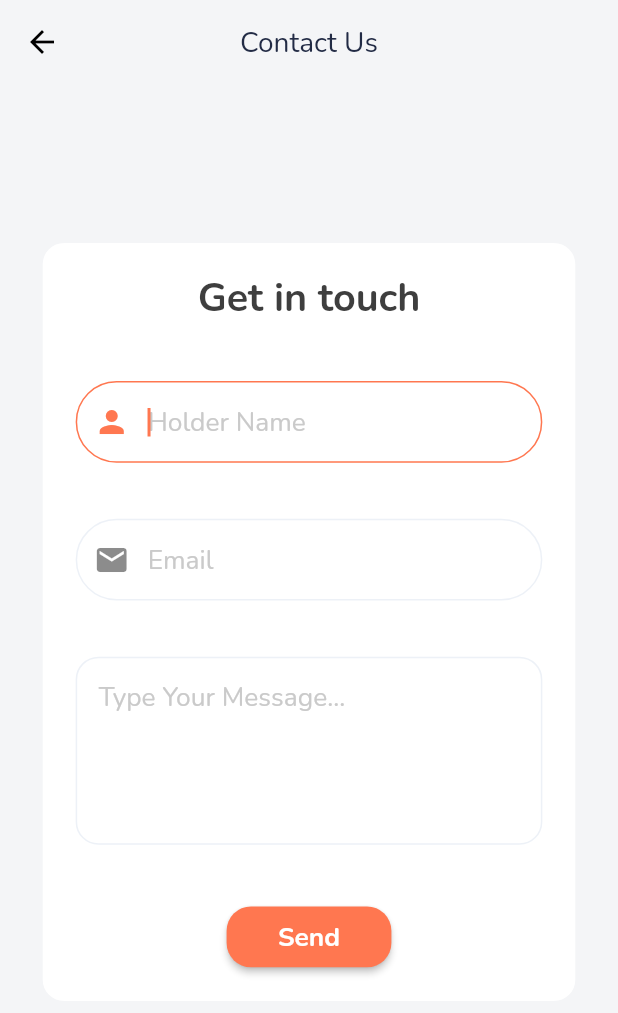
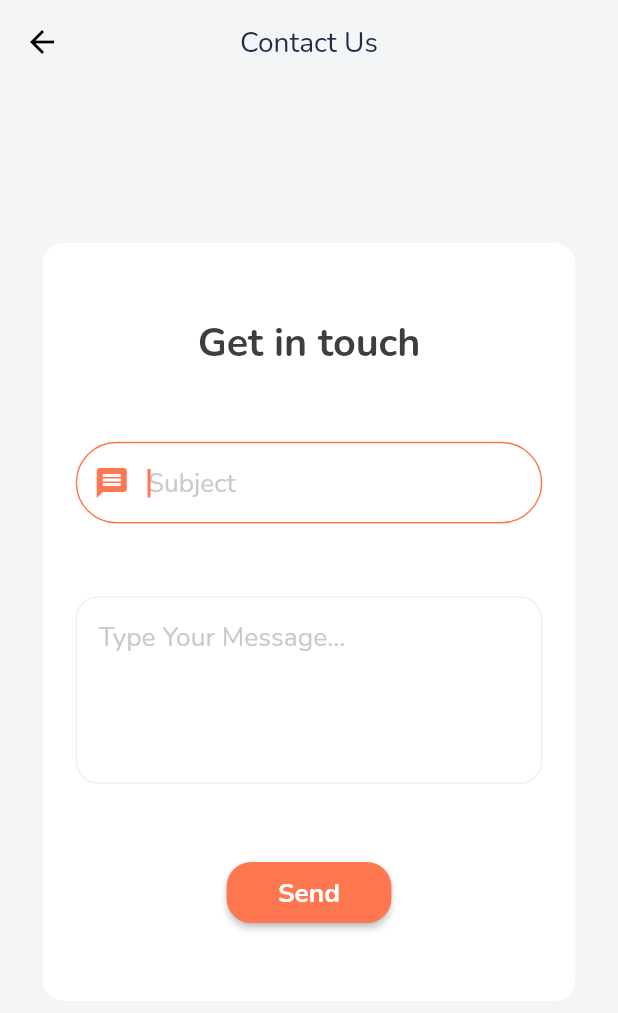
Before and after one commit to sawsanghabayen/app_store_project, a Flutter app: the ContactUsScreen screen opened by its route, on a phone screen of 412 x 824 dp. Shown: the top 1013 px of the screen. Run offline on Flutter 3.47's test engine with Material 2 defaults, Android fonts, the phone set to English and light mode, and no system bars; our stand-ins replace cached_network_image, carousel_slider, flutter_screenutil, flutter_svg, get, google_fonts and 2 more; accounts and stored records are empty; generated files the repository leaves out were written again; network calls fail.

Commit message:
contact commit

```diff
--- a/lib/api/api_settings.dart
+++ b/lib/api/api_settings.dart
@@ -11,5 +11,6 @@ class ApiSettings {
   static const String detailsproducts='${_basedUrl}products';
   static const String order='${_basedUrl}orders';
   static const String addresses='${_basedUrl}addresses';
+  static const String contact='${_basedUrl}contact-requests';
   static const String favoriteproducts='${_basedUrl}favorite-products';
 }
--- /dev/null
+++ b/lib/getx/language_getx_controller.dart
@@ -0,0 +1,24 @@
+import 'package:database_app/prefs/shared_pref_controller.dart';
+import 'package:flutter/material.dart';
+import 'package:get/get.dart';
+
+class LanguageGetxController extends GetxController{
+  String currentLanguage = SharedPrefController().getValueFor<String>(PrefKeys.language.name) ?? 'en';
+  RxString language =''.obs;
+
+
+  static LanguageGetxController get to => Get.find<LanguageGetxController>();
+
+  @override
+  void onInit() {
+    // TODO: implement onInit
+    language.value =currentLanguage;
+    super.onInit();
+  }
+  void changeLanguage(){
+    language.value=language.value =='en'? 'ar':'en';
+    SharedPrefController().changeLanguage(langCode: language.value);
+    update();
+  }
+
+}
--- a/lib/provider/language_provider.dart
+++ /dev/null
@@ -1,11 +0,0 @@
-import 'package:database_app/prefs/shared_pref_controller.dart';
-import 'package:flutter/material.dart';
-
-class LanguageProvider extends ChangeNotifier{
-  String language = SharedPrefController().getValueFor<String>(PrefKeys.language.name) ?? 'en';
-  void changeLanguage(){
-    language=language =='en'? 'ar':'en';
-    SharedPrefController().changeLanguage(langCode: language);
-    notifyListeners();
-  }
-}
--- a/lib/screens/app/contact_us_screen.dart
+++ b/lib/screens/app/contact_us_screen.dart
@@ -1,8 +1,11 @@
 import 'package:database_app/screens/widgets/app_text_field.dart';
+import 'package:database_app/utils/context_extension.dart';
 import 'package:flutter/material.dart';
 import 'package:flutter_screenutil/flutter_screenutil.dart';
 import 'package:google_fonts/google_fonts.dart';
 
+import '../../api/controllers/contact_api_controller.dart';
+import '../../models/process_response.dart';
 import '../../widgets/app_text.dart';
 
 class ContactUsScreen extends StatefulWidget {
@@ -13,22 +16,19 @@ class ContactUsScreen extends StatefulWidget {
 }
 
 class _ContactUsScreenState extends State<ContactUsScreen> {
-  late TextEditingController _nameTextController;
-  late TextEditingController _emailTextController;
+  late TextEditingController _subjectTextController;
   late TextEditingController _messageTextController;
 
   @override
   void initState() {
     super.initState();
-    _nameTextController = TextEditingController();
-    _emailTextController = TextEditingController();
+    _subjectTextController = TextEditingController();
     _messageTextController = TextEditingController();
 
   }
   @override
   void dispose() {
-    _nameTextController.dispose();
-    _emailTextController.dispose();
+    _subjectTextController.dispose();
     _messageTextController.dispose();
 
     super.dispose();
@@ -67,7 +67,7 @@ class _ContactUsScreenState extends State<ContactUsScreen> {
             child: Padding(
               padding:  EdgeInsets.symmetric(horizontal: 20.w),
               child: Column(
-                  mainAxisAlignment: MainAxisAlignment.spaceAround,
+                  mainAxisAlignment: MainAxisAlignment.spaceEvenly,
                   children: [
                 AppText(text: 'Get in touch', fontSize: 24.sp,
                   color: Color(0xFF3E3E3E),
@@ -75,39 +75,13 @@ class _ContactUsScreenState extends State<ContactUsScreen> {
                 // SizedBox(height: 15.h,),
                 TextField(
                   autofocus: true,
-                  controller: _nameTextController,
-                  keyboardType: TextInputType.name,
-                  decoration: InputDecoration(
-                    contentPadding: EdgeInsets.symmetric(
-                        horizontal: 14.w, vertical: 15.h),
-                    prefixIcon: Icon(Icons.person),
-                    hintText: 'Holder Name',
-                    hintStyle: GoogleFonts.nunito(
-                        fontSize: 16.sp,
-                        fontWeight: FontWeight.w400,
-                        color: Color(0xFFCACACA)),
-                    hintMaxLines: 1,
-                    // prefixIcon: Icon(prefixIcon),
-                    // suffixIcon: Icon(Icons.) ,
-                    enabledBorder: OutlineInputBorder(
-                      borderRadius: BorderRadius.circular(50.r),
-                      borderSide: BorderSide(color: Color(0xFFEDF1F7)),
-                    ),
-                    focusedBorder: OutlineInputBorder(
-                      borderRadius: BorderRadius.circular(50.r),
-                      borderSide: BorderSide(color: Color(0xFFFF7750)),
-                    ),
-                  ),
-                ),
-                TextField(
-                  autofocus: true,
-                  controller: _emailTextController,
+                  controller: _subjectTextController,
                   keyboardType: TextInputType.emailAddress,
                   decoration: InputDecoration(
                     contentPadding: EdgeInsets.symmetric(
                         horizontal: 14.w, vertical: 15.h),
-                    prefixIcon: Icon(Icons.mail),
-                    hintText: 'Email',
+                    prefixIcon: Icon(Icons.message),
+                    hintText: 'Subject',
                     hintStyle: GoogleFonts.nunito(
                         fontSize: 16.sp,
                         fontWeight: FontWeight.w400,
@@ -159,8 +133,8 @@ class _ContactUsScreenState extends State<ContactUsScreen> {
                 ),
                     ElevatedButton(
                         onPressed: () {
-                          // print(_emailTextController.text);
-                          // print(_passwordTextController.text);
+                          _performContact();
+
                           Navigator.pushReplacementNamed(context, '/');
                           // _performLogin();
                         },
@@ -188,4 +162,29 @@ class _ContactUsScreenState extends State<ContactUsScreen> {
 
     );
   }
+
+
+  void _performContact() {
+    if (_checkData()) {
+      _contact();
+    }
+  }
+  bool _checkData() {
+    if (_subjectTextController.text.isNotEmpty &&_messageTextController.text.isNotEmpty) {
+      return true;
+    }
+    context.showSnackBar( message: 'Enter Required Data!', error: true);
+    return false;
+  }
+
+  void _contact() async {
+
+    ProcessResponse processResponse =await ContactApiController().contact(subject: _subjectTextController.text
+        , message: _messageTextController.text);
+    if(processResponse.success){
+      Navigator.pop(context);
+      context.showSnackBar(message: processResponse.message ,error: !processResponse.success);
+
+    }
+  }
 }
--- a/lib/screens/auth/change_mobile_screen.dart
+++ b/lib/screens/auth/change_mobile_screen.dart
@@ -10,7 +10,7 @@ import 'package:google_fonts/google_fonts.dart';
 import 'package:flutter_gen/gen_l10n/app_localizations.dart';
 import 'package:provider/provider.dart';
 import 'package:flutter_svg/flutter_svg.dart';
-import '../../provider/language_provider.dart';
+import '../../getx/language_getx_controller.dart';
 import '../../widgets/app_text.dart';
 
 class ChangeMobileScreen extends StatefulWidget {
--- a/lib/screens/auth/change_password_screen.dart
+++ b/lib/screens/auth/change_password_screen.dart
@@ -10,7 +10,7 @@ import 'package:google_fonts/google_fonts.dart';
 import 'package:flutter_gen/gen_l10n/app_localizations.dart';
 import 'package:provider/provider.dart';
 import 'package:flutter_svg/flutter_svg.dart';
-import '../../provider/language_provider.dart';
+import '../../getx/language_getx_controller.dart';
 import '../../widgets/app_text.dart';
 
 class ChangePasswordScreen extends StatefulWidget {
--- a/lib/screens/auth/forgot_password_screen.dart
+++ b/lib/screens/auth/forgot_password_screen.dart
@@ -10,7 +10,7 @@ import 'package:google_fonts/google_fonts.dart';
 import 'package:flutter_gen/gen_l10n/app_localizations.dart';
 import 'package:provider/provider.dart';
 import 'package:flutter_svg/flutter_svg.dart';
-import '../../provider/language_provider.dart';
+import '../../getx/language_getx_controller.dart';
 
 class ForgotPassword extends StatefulWidget {
   const ForgotPassword({Key? key}) : super(key: key);
--- a/lib/screens/auth/login_screen.dart
+++ b/lib/screens/auth/login_screen.dart
@@ -11,7 +11,7 @@ import 'package:google_fonts/google_fonts.dart';
 import 'package:flutter_gen/gen_l10n/app_localizations.dart';
 import 'package:provider/provider.dart';
 import 'package:flutter_svg/flutter_svg.dart';
-import '../../provider/language_provider.dart';
+import '../../getx/language_getx_controller.dart';
 
 class LoginScreen extends StatefulWidget {
   const LoginScreen({Key? key}) : super(key: key);
--- a/lib/screens/auth/register_screen.dart
+++ b/lib/screens/auth/register_screen.dart
@@ -13,7 +13,7 @@ import 'package:provider/provider.dart';
 import 'package:flutter_svg/flutter_svg.dart';
 import '../../models/city.dart';
 import '../../models/user.dart';
-import '../../provider/language_provider.dart';
+import '../../getx/language_getx_controller.dart';
 import '../../widgets/app_text.dart';
 
 class RegisterScreen extends StatefulWidget {
--- a/lib/screens/auth/reset_password_screen.dart
+++ b/lib/screens/auth/reset_password_screen.dart
@@ -10,7 +10,7 @@ import 'package:google_fonts/google_fonts.dart';
 import 'package:flutter_gen/gen_l10n/app_localizations.dart';
 import 'package:provider/provider.dart';
 import 'package:flutter_svg/flutter_svg.dart';
-import '../../provider/language_provider.dart';
+import '../../getx/language_getx_controller.dart';
 import '../../widgets/app_text.dart';
 
 class ResetPasswordScreen extends StatefulWidget {
--- a/lib/screens/auth/verification_screen.dart
+++ b/lib/screens/auth/verification_screen.dart
@@ -11,7 +11,7 @@ import 'package:flutter_gen/gen_l10n/app_localizations.dart';
 import 'package:provider/provider.dart';
 import 'package:flutter_svg/flutter_svg.dart';
 import '../../models/city.dart';
-import '../../provider/language_provider.dart';
+import '../../getx/language_getx_controller.dart';
 
 class VerificationScreen extends StatefulWidget {
   const VerificationScreen({Key? key}) : super(key: key);
```
Also changed, not shown: lib/api/controllers/contact_api_controller.dart (added, +34 -0 lines), lib/l10n/app_ar.arb (+9 -2 lines), lib/l10n/app_en.arb (+12 -5 lines), lib/main.dart (+13 -8 lines), lib/screens/app/setting_screen.dart (+18 -14 lines), 1 other file.
